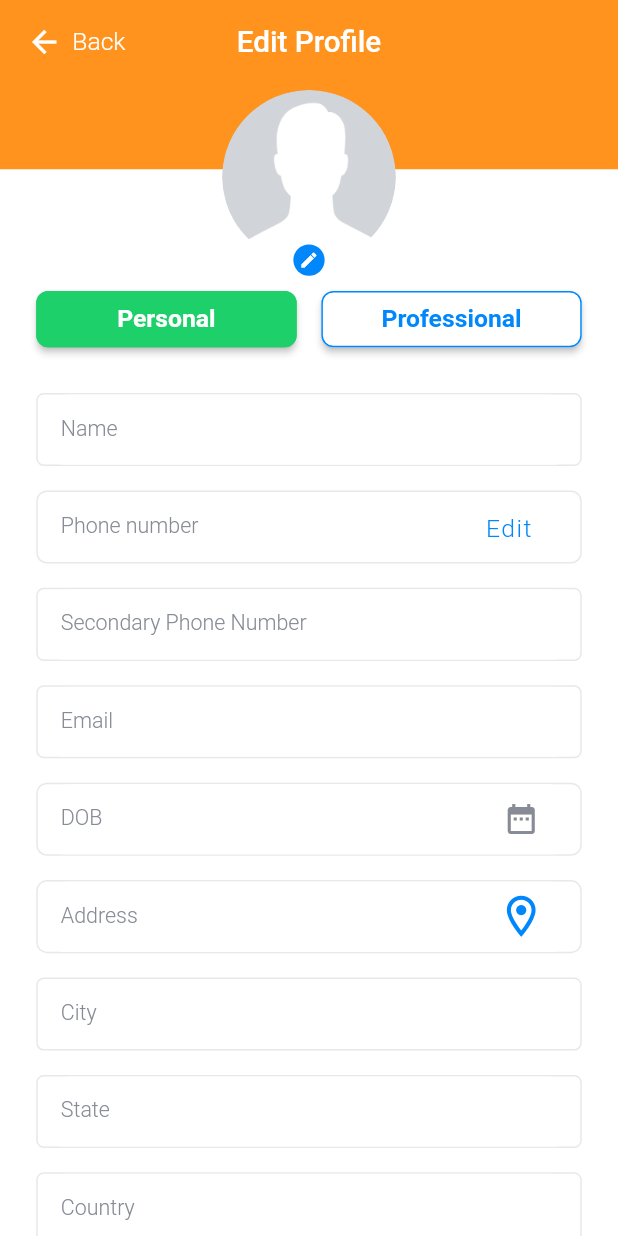
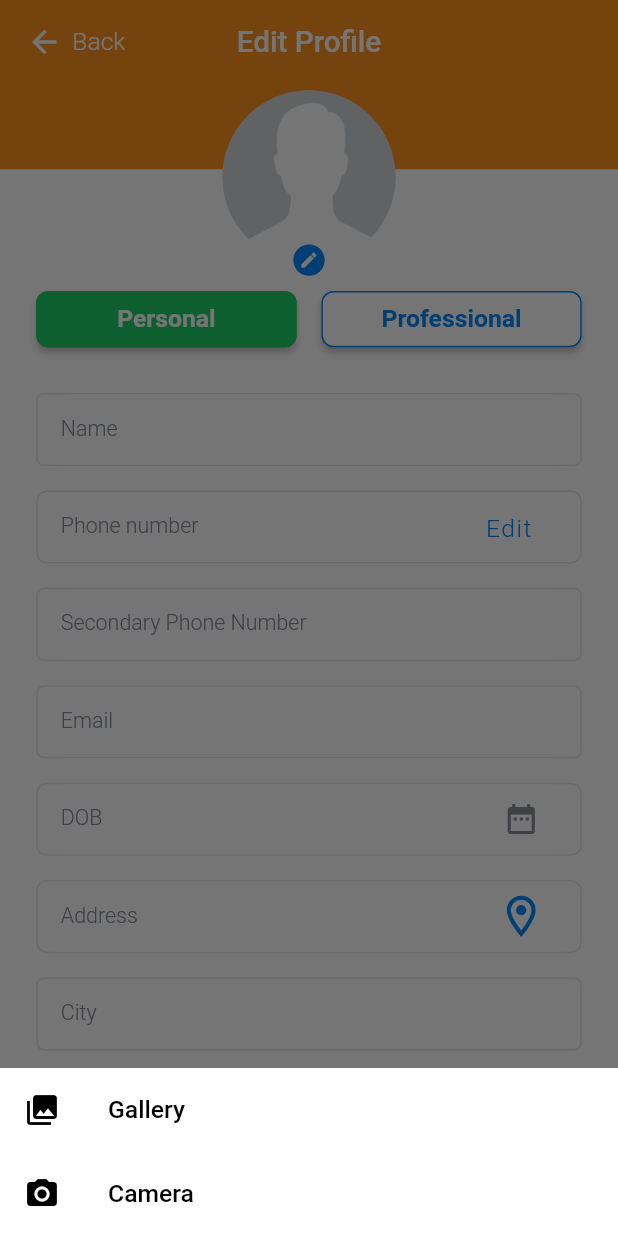
Before and after one commit to VikassGoyal/ci-cdsetup, a Flutter app: the EditProfile screen opened directly with empty values, after a tap on the "edit" icon, on a phone screen of 412 x 824 dp. Run offline on Flutter 3.47's test engine with Material 2 defaults, Android fonts, the phone set to English and light mode, and no system bars; drawn by our look-alikes of loading_overlay; our stand-ins replace another_carousel_pro, azlistview, cached_network_image, contacts_service, date_format, dio and 28 more; missing offline and left inert: call_log, dart:ffi, flutter_dtmf, flutter_phone_direct_caller, gtm, lpinyin and 2 more; accounts and stored records are empty; generated files the repository leaves out were written again; network calls fail; Roboto replaces fonts that are missing (SfCompactDisplay, SfproRounded); project files that could hold a hidden picture were left out.

Commit message:
change Image picker

```diff
--- a/lib/src/ui/contact/editProfile.dart
+++ b/lib/src/ui/contact/editProfile.dart
@@ -1,5 +1,5 @@
 import 'dart:convert';
-import 'dart:typed_data';
+
 import 'package:conet/api_models/addNewContact_request_model/addNewContact_request_body.dart';
 import 'package:conet/api_models/uploadProfileImage_request_model/uploadProfileImage_request_body.dart';
 import 'package:conet/constants/enums.dart';
@@ -25,9 +25,8 @@ import 'package:flutter_screenutil/flutter_screenutil.dart';
 import 'package:flutter_svg/flutter_svg.dart';
 import 'package:geocoding/geocoding.dart';
 import 'package:geolocator/geolocator.dart';
-import 'package:get/get.dart';
-import 'package:get/get_connect/connect.dart';
 import 'package:gtm/gtm.dart';
+import 'package:image_picker/image_picker.dart';
 import 'package:intl/intl.dart';
 import 'package:loading_overlay/loading_overlay.dart';
 import 'package:multiple_images_picker/multiple_images_picker.dart';
@@ -107,6 +106,9 @@ class _EditProfileState extends State<EditProfile> {
   List<Asset> profileImage = <Asset>[];
   String uploadedProfileImage = '';
   String userImage = '';
+  XFile? image;
+  String imagePath = "";
+  Uint8List? imageBytes;
 
   //Address
   Position? _currentPosition;
@@ -1412,7 +1414,9 @@ class _EditProfileState extends State<EditProfile> {
           Positioned(
             top: -4.0,
             child: GestureDetector(
-              onTap: loadProfileImage,
+              onTap: () {
+                _showPicker(context: context);
+              },
               child: Stack(
                 alignment: Alignment.center,
                 children: [
@@ -2344,8 +2348,7 @@ class _EditProfileState extends State<EditProfile> {
     setState(() {
       _loaderoverflow = true;
     });
-    print('wwwwww');
-    print(_personalAddress.text);
+
     var response = await ContactBloc().updateProfileDetails(UpdateProfileDetailsRequestBody(
       per_name: _personalName.text,
       per_num: _personalNumber.text,
@@ -2440,7 +2443,96 @@ class _EditProfileState extends State<EditProfile> {
     }
   }
 
+  void _showPicker({
+    required BuildContext context,
+  }) {
+    showModalBottomSheet(
+      context: context,
+      backgroundColor: Colors.white,
+      builder: (BuildContext context) {
+        return SafeArea(
+          child: Wrap(
+            children: <Widget>[
+              ListTile(
+                leading: const Icon(
+                  Icons.photo_library,
+                  color: Colors.black,
+                ),
+                title: Text(
+                  'Gallery',
+                  style: TextStyle(
+                    fontSize: 15.sp,
+                    fontFamily: kSfproRoundedFontFamily,
+                    fontWeight: FontWeight.w500,
+                    color: Colors.black,
+                  ),
+                ),
+                onTap: () {
+                  //getVideo(ImageSource.gallery);
+                  loadbusinesslogo(ImageSource.gallery);
+                  Navigator.of(context).pop();
+                },
+              ),
+              ListTile(
+                leading: const Icon(Icons.photo_camera, color: Colors.black),
+                title: Text(
+                  'Camera',
+                  style: TextStyle(
+                    fontSize: 15.sp,
+                    fontFamily: kSfproRoundedFontFamily,
+                    fontWeight: FontWeight.w500,
+                    color: Colors.black,
+                  ),
+                ),
+                onTap: () {
+                  //getVideo(ImageSource.camera);
+                  loadbusinesslogo(ImageSource.camera);
+                  Navigator.of(context).pop();
+                },
+              ),
+            ],
+          ),
+        );
+      },
+    );
+  }
+
+  Future<void> loadbusinesslogo(imagesource) async {
+    try {
+      //List<Asset> resultList = <Asset>[];
+      final image = await ImagePicker().pickImage(source: imagesource);
+      if (image == null) return;
+
+      final imageTemporary = XFile(image.path);
+      imagePath = image.path;
+      imageBytes = await image.readAsBytes();
+      this.image = imageTemporary;
+      var buffer = imageBytes!.buffer;
+      var base64data = base64.encode(Uint8List.view(buffer));
+      uploadedProfileImage = base64data;
+      uploadeProfileImage();
+
+      setState(() {});
+      //    List<Asset> assets = resultList;
+      // int i = 0;
+      // for (Asset asset in assets) {
+      //   var bytes = await asset.getByteData();
+      //   var buffer = bytes.buffer;
+      //   var base64data = base64.encode(Uint8List.view(buffer));
+      //   i = i + 1;
+      //   if (i == 1) {
+      //     uploadedProfileImage = base64data;
+      //     uploadeProfileImage();
+      //   }
+      //   setState(() {});
+    } on PlatformException catch (e) {
+      print('Failed to pick image: $e');
+      Utils.displayToastBottomError("Failed to pick image: $e", context);
+    }
+  }
+
   Future<void> loadProfileImage() async {
+    // for upload profile image
     List<Asset> resultList = <Asset>[];
     String error = 'No Error Dectected';
 
@@ -2497,7 +2589,7 @@ class _EditProfileState extends State<EditProfile> {
       _loaderoverflow = false;
     });
 
-    if (response['status'] == true) {
+    if (response != null && response['status'] == true) {
       gtm.push(GTMConstants.kprofileImageUploadEvent, parameters: {GTMConstants.kstatus: GTMConstants.kstatusdone});
       Utils.displayToast(response['message'], context);
       getProfileDetails();
```
Also changed, not shown: lib/repositories/retrofit/api_client.g.dart.
